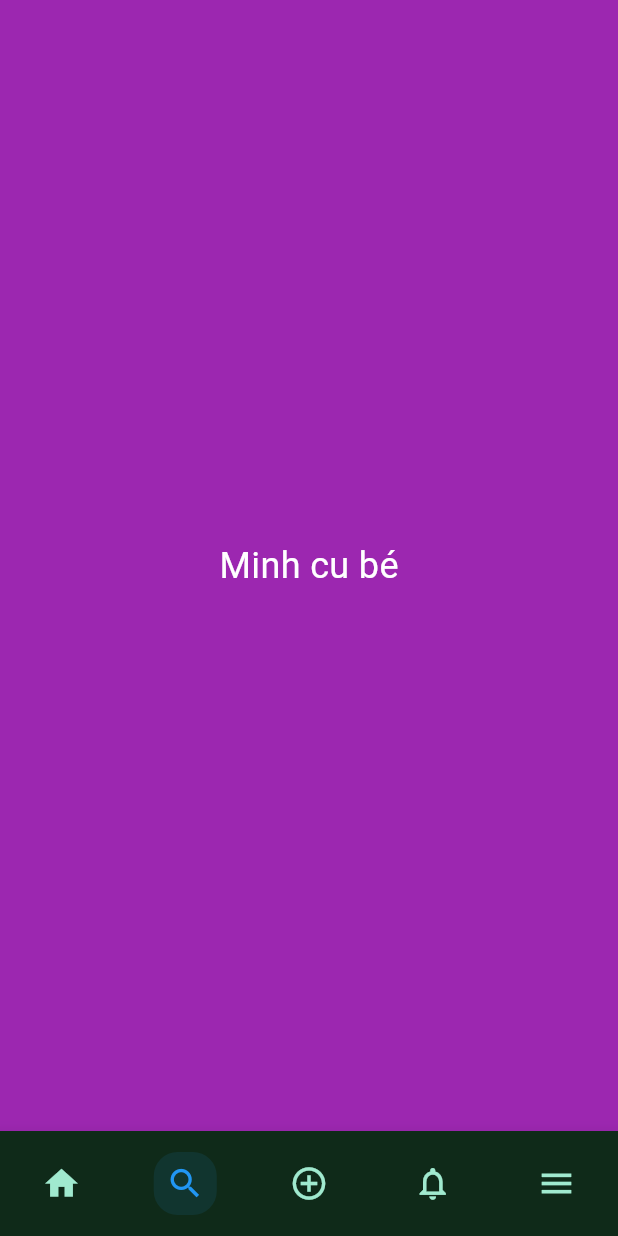
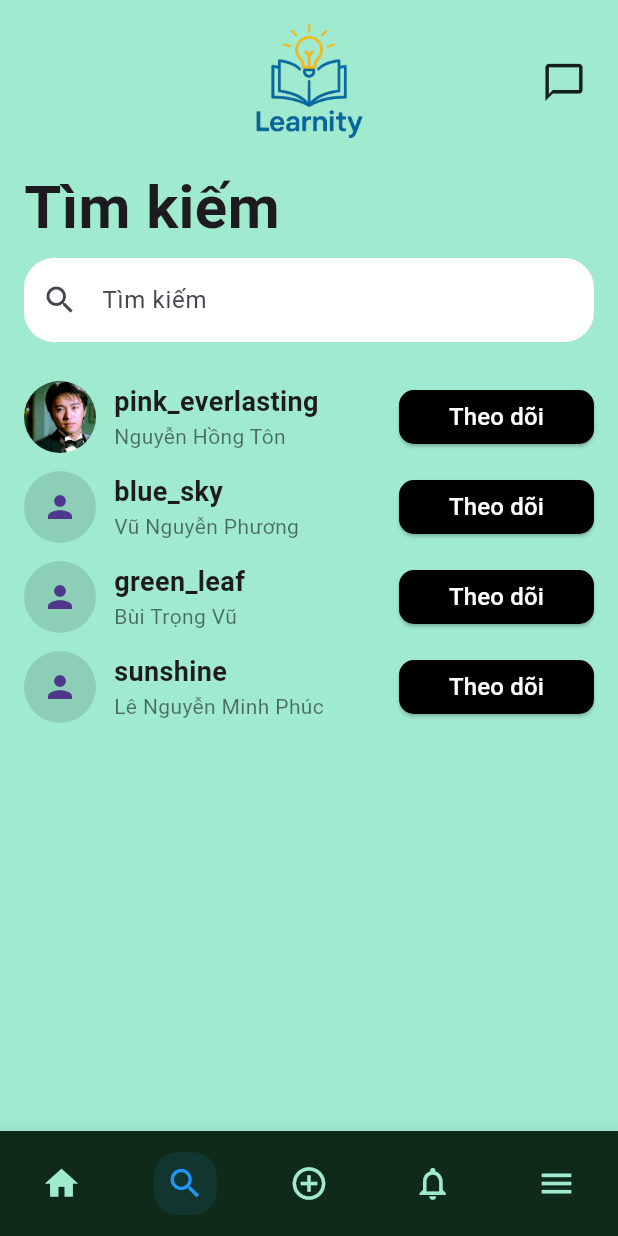
Before and after one commit to vuphuong1794/Learnity_FE, a Flutter app: the screen it shows once a user with an empty profile is signed in, scrolled down 433 dp, after a tap on the "search" icon, on a phone screen of 412 x 824 dp. Run offline on Flutter 3.47's test engine with Material 3 defaults, Android fonts, the phone set to English and light mode, and no system bars; our stand-ins replace firebase_auth, firebase_core, get, image_picker, permission_handler, shared_preferences; accounts and stored records are empty.

Commit message:
add UI for search user

```diff
--- a/lib/navigation_menu.dart
+++ b/lib/navigation_menu.dart
@@ -1,5 +1,6 @@
 import 'package:flutter/material.dart';
 import 'package:get/get.dart';
+import 'package:learnity/search_user_page.dart';
 import 'models/user_info_model.dart';
 import 'screen/userpage/homepage.dart';
 import '../../theme/theme.dart';
@@ -118,15 +119,7 @@ class NavigationController extends GetxController {
         onFooterVisibilityChanged: (visible) => showFooter.value = visible,
       );
     case 1:
-      return Container(
-        color: Colors.purple,
-        child: const Center(
-          child: Text(
-            'Minh cu bé',
-            style: TextStyle(fontSize: 24, color: Colors.white),
-          ),
-        ),
-      );
+      return SearchUserPage();
     case 2:
       return Container(
         color: Colors.yellow,
--- /dev/null
+++ b/lib/search_user_page.dart
@@ -0,0 +1,161 @@
+
+import 'package:flutter/material.dart';
+import 'package:learnity/theme/theme.dart';
+import 'models/user_info_model.dart';
+
+class SearchUserPage extends StatefulWidget {
+  const SearchUserPage({super.key});
+
+  @override
+  State<SearchUserPage> createState() => _SearchUserPageState();
+}
+
+class _SearchUserPageState extends State<SearchUserPage> {
+  final List<UserInfoModel> allUsers = [
+    UserInfoModel(nickname: 'pink_everlasting', fullName: 'Nguyễn Hồng Tôn', avatarPath: 'assets/avatar.png'),
+    UserInfoModel(nickname: 'blue_sky', fullName: 'Vũ Nguyễn Phương', avatarPath: null),
+    UserInfoModel(nickname: 'green_leaf', fullName: 'Bùi Trọng Vũ', avatarPath: null),
+    UserInfoModel(nickname: 'sunshine', fullName: 'Lê Nguyễn Minh Phúc', avatarPath: null),
+  ];
+
+  List<UserInfoModel> displayedUsers = [];
+  List<bool> isFollowingList = [];
+
+  @override
+  void initState() {
+    super.initState();
+    displayedUsers = List.from(allUsers);
+    isFollowingList = List.generate(displayedUsers.length, (index) => false);
+  }
+
+  void _filterUsers(String query) {
+    final filtered = allUsers.where((user) {
+      final name = (user.fullName ?? '').toLowerCase();
+      final nick = (user.nickname ?? '').toLowerCase();
+      return name.contains(query.toLowerCase()) || nick.contains(query.toLowerCase());
+    }).toList();
+
+    setState(() {
+      displayedUsers = filtered;
+      isFollowingList = List.generate(filtered.length, (index) => false);
+    });
+  }
+
+  @override
+  Widget build(BuildContext context) {
+    return Scaffold(
+      backgroundColor: AppColors.background,
+      body: SafeArea(
+        child: Padding(
+          padding: const EdgeInsets.symmetric(horizontal: 16),
+          child: Column(
+            crossAxisAlignment: CrossAxisAlignment.start,
+            children: [
+              Stack(
+                alignment: Alignment.center,
+                children: [
+                  Center(child: Image.asset('assets/learnity.png', height: 110)),
+                  Positioned(
+                    right: 5,
+                    child: Icon(Icons.chat_bubble_outline, size: 30),
+                  ),
+                ],
+              ),
+              const Text("Tìm kiếm", style: TextStyle(fontSize: 40, fontWeight: FontWeight.bold)),
+              const SizedBox(height: 5),
+              TextField(
+                onChanged: _filterUsers,
+                decoration: InputDecoration(
+                  prefixIcon: const Icon(Icons.search),
+                  hintText: 'Tìm kiếm',
+                  filled: true,
+                  fillColor: Colors.white,
+                  border: OutlineInputBorder(
+                    borderRadius: BorderRadius.circular(20),
+                    borderSide: BorderSide.none,
+                  ),
+                ),
+              ),
+              const SizedBox(height: 20),
+              Expanded(
+                child: displayedUsers.isEmpty
+                    ? const Center(child: Text('Trống', style: TextStyle(fontSize: 18)))
+                    : ListView.builder(
+                  itemCount: displayedUsers.length,
+                  itemBuilder: (context, index) {
+                    final user = displayedUsers[index];
+                    final isFollowing = isFollowingList[index];
+                    return Padding(
+                      padding: const EdgeInsets.symmetric(vertical: 6),
+                      child: Row(
+                        children: [
+                          CircleAvatar(
+                            radius: 24,
+                            backgroundColor: Colors.black12,
+                            backgroundImage: user.avatarPath != null
+                                ? AssetImage(user.avatarPath!)
+                                : null,
+                            child: user.avatarPath == null
+                                ? const Icon(Icons.person)
+                                : null,
+                          ),
+                          const SizedBox(width: 12),
+                          Expanded(
+                            child: Column(
+                              crossAxisAlignment: CrossAxisAlignment.start,
+                              children: [
+                                Text(
+                                    user.nickname ?? '',
+                                    style: const TextStyle(
+                                      fontWeight: FontWeight.bold,
+                                      fontSize: 18,
+                                    )
+                                ),
+                                Text(
+                                    user.fullName ?? '',
+                                    style: const TextStyle(
+                                        color: Colors.black54
+                                    )
+                                ),
+                              ],
+                            ),
+                          ),
+                          SizedBox(
+                            width: 130,
+                            child: ElevatedButton(
+                              onPressed: () {
+                                setState(() {
+                                  isFollowingList[index] = !isFollowingList[index];
+                                });
+                              },
+                              style: ElevatedButton.styleFrom(
+                                backgroundColor: isFollowing ? Colors.grey.shade300 : Colors.black,
+                                shape: RoundedRectangleBorder(
+                                  borderRadius: BorderRadius.circular(10),
+                                ),
+                                padding: const EdgeInsets.symmetric(horizontal: 6, vertical: 6),
+                                minimumSize: const Size(0, 36),
+                              ),
+                              child: Text(
+                                isFollowing ? "Đang theo dõi" : "Theo dõi",
+                                style: TextStyle(
+                                  color: isFollowing ? Colors.black : Colors.white,
+                                    fontSize: 16
+                                ),
+                                overflow: TextOverflow.ellipsis, // nếu chữ quá dài thì ...
+                              ),
+                            ),
+                          )
+                        ],
+                      ),
+                    );
+                  },
+                ),
+              ),
+            ],
+          ),
+        ),
+      ),
+    );
+  }
+}
```
